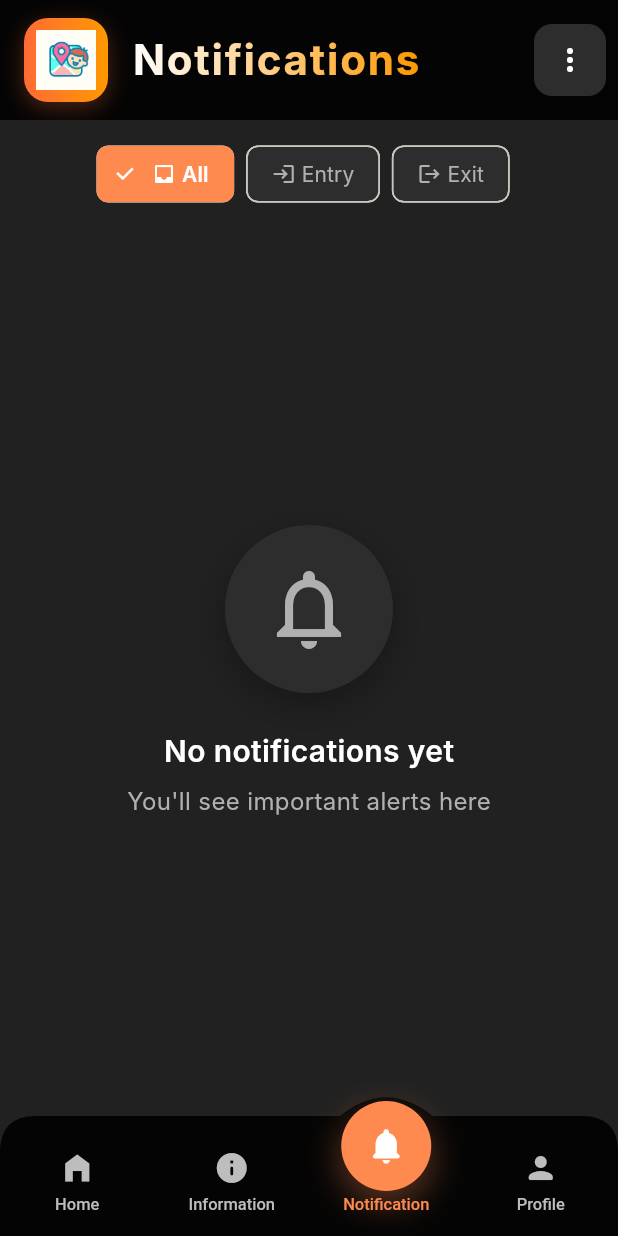
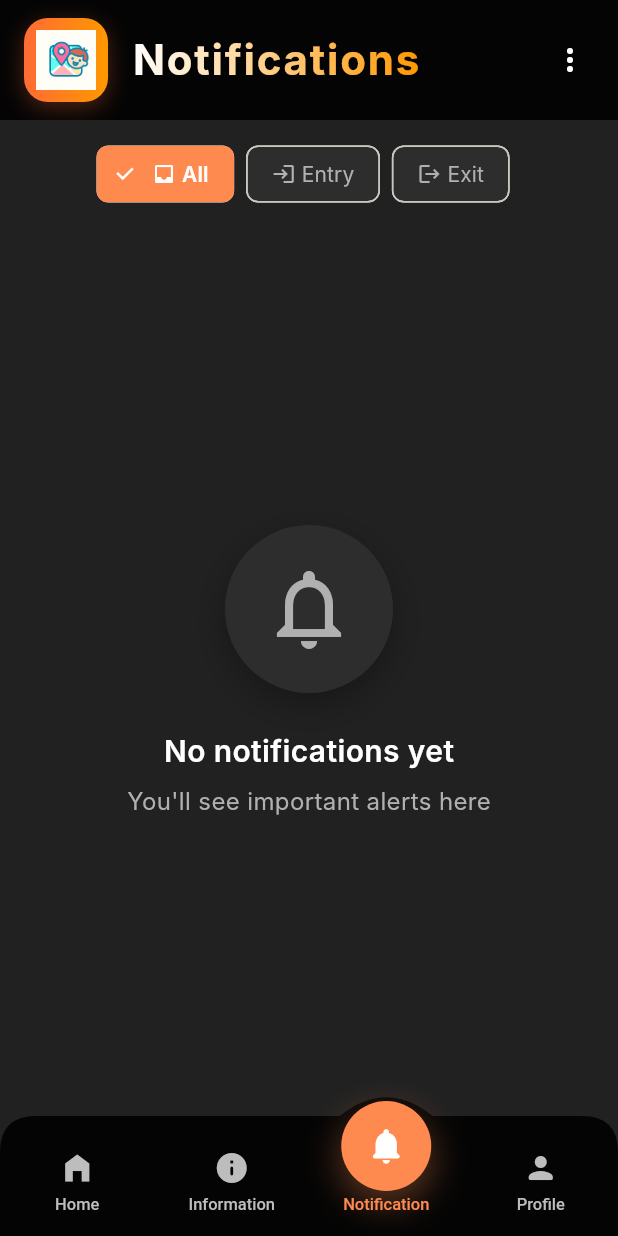
Before and after one commit to reymartjohneva/SafeSpot, a Flutter app: the screen it shows once a user with an empty profile is signed in, swiped to page 3, on a phone screen of 412 x 824 dp. Run offline on Flutter 3.47's test engine with Material 3 defaults, Android fonts, the phone set to English and light mode, and no system bars; our stand-ins replace flutter_map, geolocator, image_picker, latlong2, permission_handler, supabase_flutter; accounts and stored records are empty; network calls fail; Roboto replaces fonts that are missing (Inter).

Commit message:
fix: overflowed pixel on notif

```diff
--- a/lib/screens/notification_components/notification_app_bar.dart
+++ b/lib/screens/notification_components/notification_app_bar.dart
@@ -27,6 +27,7 @@ class NotificationAppBar extends StatelessWidget implements PreferredSizeWidget
         padding: const EdgeInsets.symmetric(vertical: 8),
         child: Row(
           children: [
+            // Logo container
             Container(
               padding: const EdgeInsets.all(8),
               decoration: BoxDecoration(
@@ -60,10 +61,16 @@ class NotificationAppBar extends StatelessWidget implements PreferredSizeWidget
               ),
             ),
             const SizedBox(width: 16),
+
+            // Title and badge
             Expanded(
-              child: Row(
+              child: LayoutBuilder(
+                builder: (context, constraints) {
+                  return Row(
+                    mainAxisSize: MainAxisSize.min,
                     children: [
-                  ShaderMask(
+                      Flexible(
+                        child: ShaderMask(
                           shaderCallback: (bounds) => const LinearGradient(
                             colors: [
                               Colors.white,
@@ -78,12 +85,17 @@ class NotificationAppBar extends StatelessWidget implements PreferredSizeWidget
                               color: Colors.white,
                               letterSpacing: 1.2,
                             ),
+                            overflow: TextOverflow.ellipsis,
+                          ),
                         ),
                       ),
                       if (unreadCount > 0) ...[
-                    const SizedBox(width: 12),
+                        const SizedBox(width: 8),
                         Container(
-                      padding: const EdgeInsets.symmetric(horizontal: 10, vertical: 6),
+                          padding: const EdgeInsets.symmetric(
+                            horizontal: 8,
+                            vertical: 4,
+                          ),
                           decoration: BoxDecoration(
                             gradient: const LinearGradient(
                               colors: [
@@ -91,7 +103,7 @@ class NotificationAppBar extends StatelessWidget implements PreferredSizeWidget
                                 Color(0xFFFF9800),
                               ],
                             ),
-                        borderRadius: BorderRadius.circular(16),
+                            borderRadius: BorderRadius.circular(12),
                             boxShadow: [
                               BoxShadow(
                                 color: const Color(0xFFFF6B35).withOpacity(0.4),
@@ -104,26 +116,23 @@ class NotificationAppBar extends StatelessWidget implements PreferredSizeWidget
                             '$unreadCount',
                             style: const TextStyle(
                               color: Colors.white,
-                          fontSize: 13,
+                              fontSize: 12,
                               fontWeight: FontWeight.bold,
-                          letterSpacing: 0.5,
                             ),
                           ),
                         ),
                       ],
                     ],
+                  );
+                },
               ),
             ),
           ],
         ),
       ),
       actions: [
-        Container(
-          margin: const EdgeInsets.only(right: 8),
-          decoration: BoxDecoration(
-            color: NotificationColors.surfaceColor,
-            borderRadius: BorderRadius.circular(12),
-          ),
+        Padding(
+          padding: const EdgeInsets.only(right: 8),
           child: PopupMenuButton<String>(
             icon: const Icon(
               Icons.more_vert_rounded,
```
Lines whose indentation alone changed are shown as unchanged.
